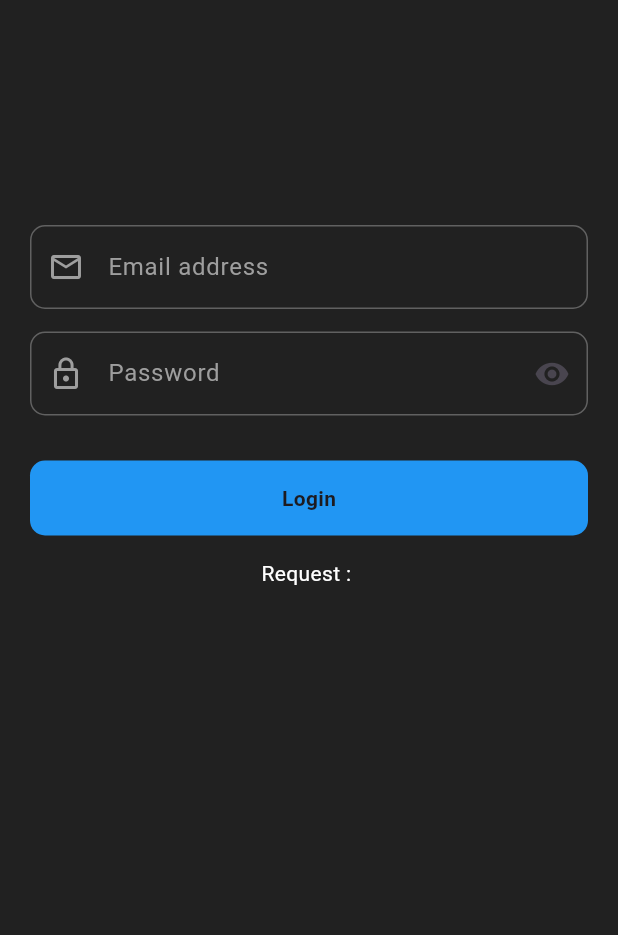
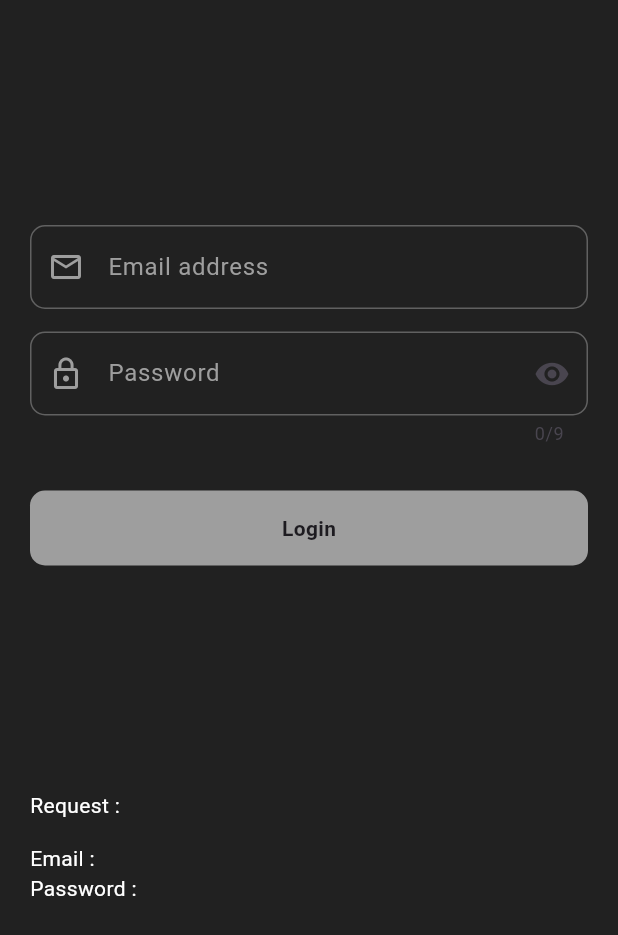
Before and after one commit to He9sham/strong-logic, a Flutter app: the FormValidation screen opened directly, on a phone screen of 412 x 824 dp. Shown: the top 935 px of the screen. Run offline on Flutter 3.47's test engine with Material 3 defaults, Android fonts, the light colour scheme and no system bars; our stand-ins replace file_picker, flutter_svg, image_picker, open_file, video_player; missing offline and left inert: syncfusion_flutter_pdfviewer.

Commit message:
Refactor FormValidation screen to improve state management and user feedback; add listeners for email and password fields, enforce password length requirement, and update button color based on input validity.

```diff
--- a/lib/screens/form_validation/form_validation.dart
+++ b/lib/screens/form_validation/form_validation.dart
@@ -12,6 +12,24 @@ class _FormValidationState extends State<FormValidation> {
   final TextEditingController email = TextEditingController();
   final TextEditingController password = TextEditingController();
   String request = '';
+  void update() {
+    setState(() {});
+  }
+
+  @override
+  void initState() {
+    email.addListener(update);
+    password.addListener(update);
+    super.initState();
+  }
+
+  @override
+  void dispose() {
+    email.dispose();
+    password.dispose();
+    super.dispose();
+  }
+
   @override
   Widget build(BuildContext context) {
     return GestureDetector(
@@ -24,6 +42,7 @@ class _FormValidationState extends State<FormValidation> {
           child: Form(
             key: formkey,
             child: Column(
+              crossAxisAlignment: CrossAxisAlignment.start,
               children: [
                 SizedBox(height: 150),
                 // from email
@@ -66,9 +85,13 @@ class _FormValidationState extends State<FormValidation> {
                 SizedBox(height: 15),
                 // from password
                 TextFormField(
+                  maxLength: 9,
                   validator: (value) {
                     if (value == null || value.isEmpty) {
                       return 'Fill the password';
+                    }
+                    if (value.length < 9) {
+                      return 'Password Must be 9 numbers';
                     }
                     return null;
                   },
@@ -114,7 +137,9 @@ class _FormValidationState extends State<FormValidation> {
                     width: double.infinity,
                     height: 50,
                     decoration: BoxDecoration(
-                      color: Colors.blue,
+                      color: email.text == '' && password.text == ''
+                          ? Colors.grey
+                          : Colors.blue,
                       borderRadius: BorderRadius.circular(10),
                     ),
                     child: Center(
@@ -126,10 +151,21 @@ class _FormValidationState extends State<FormValidation> {
                   ),
                 ),
 
+                SizedBox(height: 150),
+
+                Text(
+                  'Request : $request',
+                  style: TextStyle(color: Colors.white),
+                ),
                 SizedBox(height: 15),
 
                 Text(
-                  'Request : $request',
+                  'Email : ${email.text.replaceAll(' ', '')}',
+                  style: TextStyle(color: Colors.white),
+                ),
+
+                Text(
+                  'Password : ${password.text}',
                   style: TextStyle(color: Colors.white),
                 ),
               ],
```
